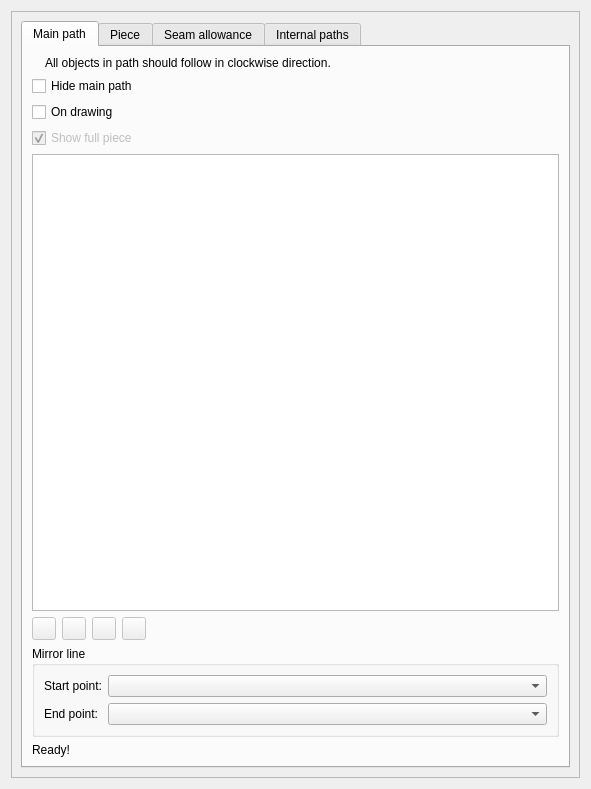
The window that src/libs/vtools/dialogs/tools/piece/tabs/tabpaths.ui (dismine/valentina) describes before a commit, drawn with Qt 5.
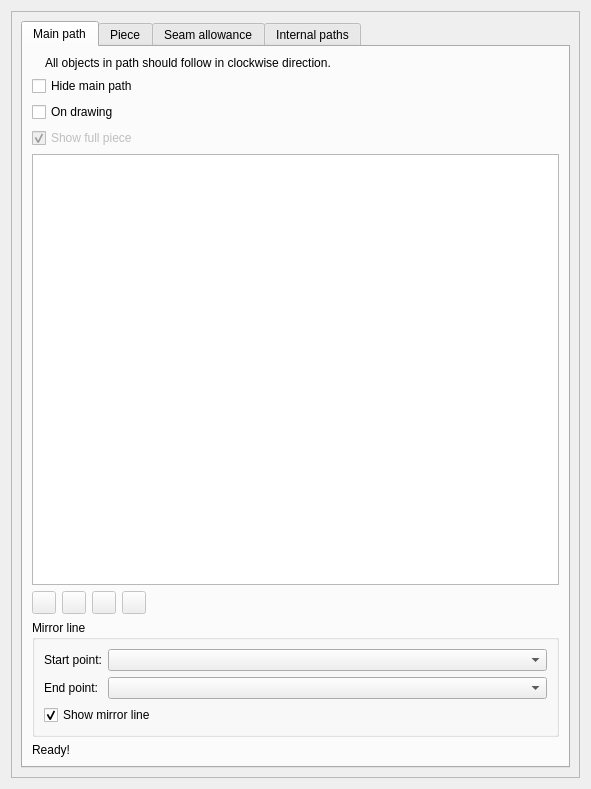
The same window after the commit. Icons and pictures are not drawn. Custom widgets are drawn as their Qt base class.

Commit message:
New option Show mirror line.
Make showing a symmetry line optional. In some cases users don't need it.

Patch:
```diff
--- a/src/libs/vtools/dialogs/tools/piece/tabs/tabpaths.ui
+++ b/src/libs/vtools/dialogs/tools/piece/tabs/tabpaths.ui
@@ -203,6 +203,8 @@
              <property name="title">
               <string>Mirror line</string>
              </property>
+             <layout class="QVBoxLayout" name="verticalLayout_10">
+              <item>
              <layout class="QFormLayout" name="formLayout">
               <item row="0" column="0">
                <widget class="QLabel" name="labelMLStartPoint">
@@ -223,6 +225,18 @@
               </item>
               <item row="1" column="1">
                <widget class="QComboBox" name="comboBoxMLEndPoint"/>
+                </item>
+               </layout>
+              </item>
+              <item>
+               <widget class="QCheckBox" name="checkBoxShowMirrorLine">
+                <property name="text">
+                 <string>Show mirror line</string>
+                </property>
+                <property name="checked">
+                 <bool>true</bool>
+                </property>
+               </widget>
               </item>
              </layout>
             </widget>
```
Lines whose indentation alone changed are shown as unchanged. The commit also changes 24 other files.
